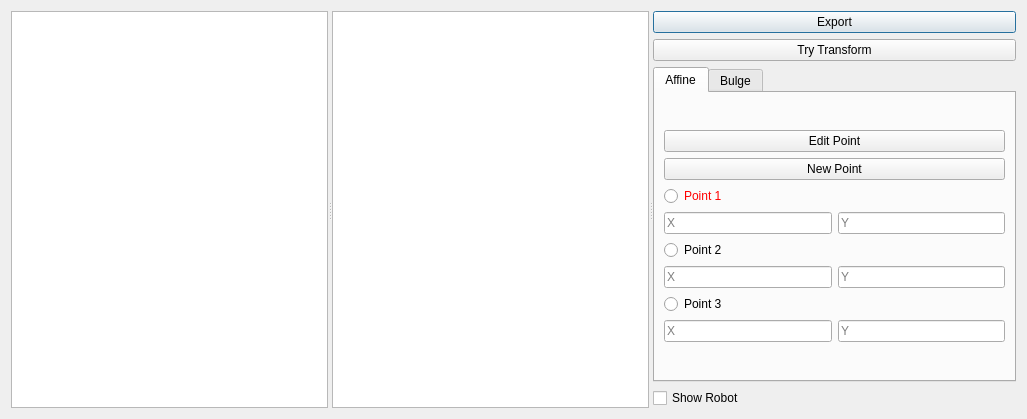
OSUrobotics/Privacy-GUI, file remote_nav/interfaces/mapTransform.ui: the form before one commit.
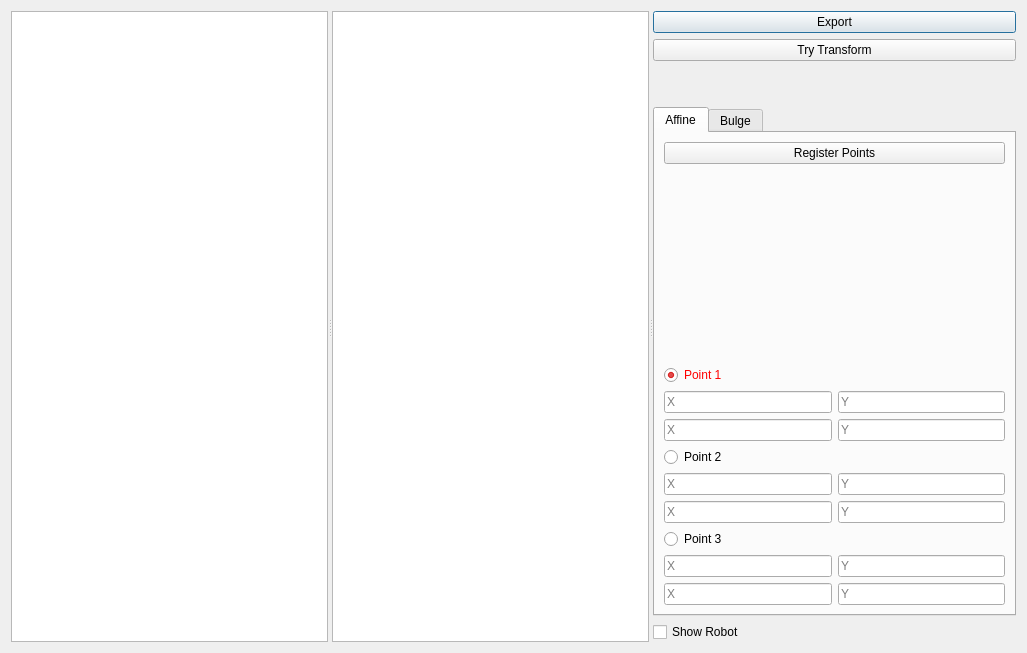
The form after the commit.

Commit message: Fixed the UI. Don't mess with it.

```diff
--- a/remote_nav/interfaces/mapTransform.ui
+++ b/remote_nav/interfaces/mapTransform.ui
@@ -7,7 +7,7 @@
     <x>0</x>
     <y>0</y>
     <width>1027</width>
-    <height>419</height>
+    <height>653</height>
    </rect>
   </property>
   <property name="windowTitle">
@@ -32,8 +32,8 @@
        <cursorShape>CrossCursor</cursorShape>
       </property>
      </widget>
-     <widget class="QWidget" name="">
-      <layout class="QVBoxLayout" name="verticalLayout" stretch="0,0,0,0">
+     <widget class="QWidget" name="layoutWidget">
+      <layout class="QVBoxLayout" name="verticalLayout" stretch="0,0,0,0,0">
        <item>
         <widget class="QPushButton" name="export_btn">
          <property name="text">
@@ -48,6 +48,22 @@
          </property>
         </widget>
        </item>
+       <item>
+        <spacer name="verticalSpacer">
+         <property name="orientation">
+          <enum>Qt::Vertical</enum>
+         </property>
+         <property name="sizeType">
+          <enum>QSizePolicy::Minimum</enum>
+         </property>
+         <property name="sizeHint" stdset="0">
+          <size>
+           <width>20</width>
+           <height>40</height>
+          </size>
+         </property>
+        </spacer>
+       </item>
        <item>
         <widget class="QTabWidget" name="tools">
          <property name="currentIndex">
@@ -57,25 +73,16 @@
           <attribute name="title">
            <string>Affine</string>
           </attribute>
-          <layout class="QVBoxLayout" name="verticalLayout_5">
-           <item>
             <layout class="QVBoxLayout" name="verticalLayout_3">
              <item>
-              <widget class="QPushButton" name="editPt_btn">
-               <property name="text">
-                <string>Edit Point</string>
-               </property>
-              </widget>
-             </item>
-             <item>
+            <layout class="QVBoxLayout" name="affineLayout">
+             <item alignment="Qt::AlignTop">
               <widget class="QPushButton" name="newPt_btn">
                <property name="text">
-                <string>New Point</string>
+                <string>Register Points</string>
                </property>
               </widget>
              </item>
-             <item>
-              <layout class="QVBoxLayout" name="verticalLayout_2">
                <item>
                 <widget class="QRadioButton" name="point1">
                  <property name="styleSheet">
@@ -84,15 +91,18 @@
                  <property name="text">
                   <string>Point 1</string>
                  </property>
+               <property name="checked">
+                <bool>true</bool>
+               </property>
                  <attribute name="buttonGroup">
                   <string notr="true">buttonGroup</string>
                  </attribute>
                 </widget>
                </item>
                <item>
-                <layout class="QHBoxLayout" name="horizontalLayout_6">
-                 <item>
-                  <widget class="QLineEdit" name="p1_x">
+              <layout class="QGridLayout" name="gridLayout">
+               <item row="0" column="0">
+                <widget class="QLineEdit" name="p1_x1">
                    <property name="readOnly">
                     <bool>true</bool>
                    </property>
@@ -101,8 +111,28 @@
                    </property>
                   </widget>
                  </item>
-                 <item>
-                  <widget class="QLineEdit" name="p1_y">
+               <item row="0" column="1">
+                <widget class="QLineEdit" name="p1_y1">
+                 <property name="readOnly">
+                  <bool>true</bool>
+                 </property>
+                 <property name="placeholderText">
+                  <string>Y</string>
+                 </property>
+                </widget>
+               </item>
+               <item row="1" column="0">
+                <widget class="QLineEdit" name="p1_x2">
+                 <property name="readOnly">
+                  <bool>true</bool>
+                 </property>
+                 <property name="placeholderText">
+                  <string>X</string>
+                 </property>
+                </widget>
+               </item>
+               <item row="1" column="1">
+                <widget class="QLineEdit" name="p1_y2">
                    <property name="readOnly">
                     <bool>true</bool>
                    </property>
@@ -124,9 +154,9 @@
                 </widget>
                </item>
                <item>
-                <layout class="QHBoxLayout" name="horizontalLayout_3">
-                 <item>
-                  <widget class="QLineEdit" name="p2_x">
+              <layout class="QGridLayout" name="gridLayout_2">
+               <item row="0" column="0">
+                <widget class="QLineEdit" name="p2_x1">
                    <property name="readOnly">
                     <bool>true</bool>
                    </property>
@@ -135,8 +165,28 @@
                    </property>
                   </widget>
                  </item>
-                 <item>
-                  <widget class="QLineEdit" name="p2_y">
+               <item row="0" column="1">
+                <widget class="QLineEdit" name="p2_y1">
+                 <property name="readOnly">
+                  <bool>true</bool>
+                 </property>
+                 <property name="placeholderText">
+                  <string>Y</string>
+                 </property>
+                </widget>
+               </item>
+               <item row="1" column="0">
+                <widget class="QLineEdit" name="p2_x2">
+                 <property name="readOnly">
+                  <bool>true</bool>
+                 </property>
+                 <property name="placeholderText">
+                  <string>X</string>
+                 </property>
+                </widget>
+               </item>
+               <item row="1" column="1">
+                <widget class="QLineEdit" name="p2_y2">
                    <property name="readOnly">
                     <bool>true</bool>
                    </property>
@@ -158,9 +208,9 @@
                 </widget>
                </item>
                <item>
-                <layout class="QHBoxLayout" name="horizontalLayout_4">
-                 <item>
-                  <widget class="QLineEdit" name="p3_x">
+              <layout class="QGridLayout" name="gridLayout_3">
+               <item row="0" column="0">
+                <widget class="QLineEdit" name="p3_x1">
                    <property name="readOnly">
                     <bool>true</bool>
                    </property>
@@ -169,8 +219,8 @@
                    </property>
                   </widget>
                  </item>
-                 <item>
-                  <widget class="QLineEdit" name="p3_y">
+               <item row="0" column="1">
+                <widget class="QLineEdit" name="p3_y1">
                    <property name="readOnly">
                     <bool>true</bool>
                    </property>
@@ -179,7 +229,25 @@
                    </property>
                   </widget>
                  </item>
-                </layout>
+               <item row="1" column="0">
+                <widget class="QLineEdit" name="p3_x2">
+                 <property name="readOnly">
+                  <bool>true</bool>
+                 </property>
+                 <property name="placeholderText">
+                  <string>X</string>
+                 </property>
+                </widget>
+               </item>
+               <item row="1" column="1">
+                <widget class="QLineEdit" name="p3_y2">
+                 <property name="readOnly">
+                  <bool>true</bool>
+                 </property>
+                 <property name="placeholderText">
+                  <string>Y</string>
+                 </property>
+                </widget>
                </item>
               </layout>
              </item>
```
Left out of the diff: 26 changed lines with no effect on the pictures. Lines whose indentation alone changed are shown as unchanged. The commit also changes 2 other files.
